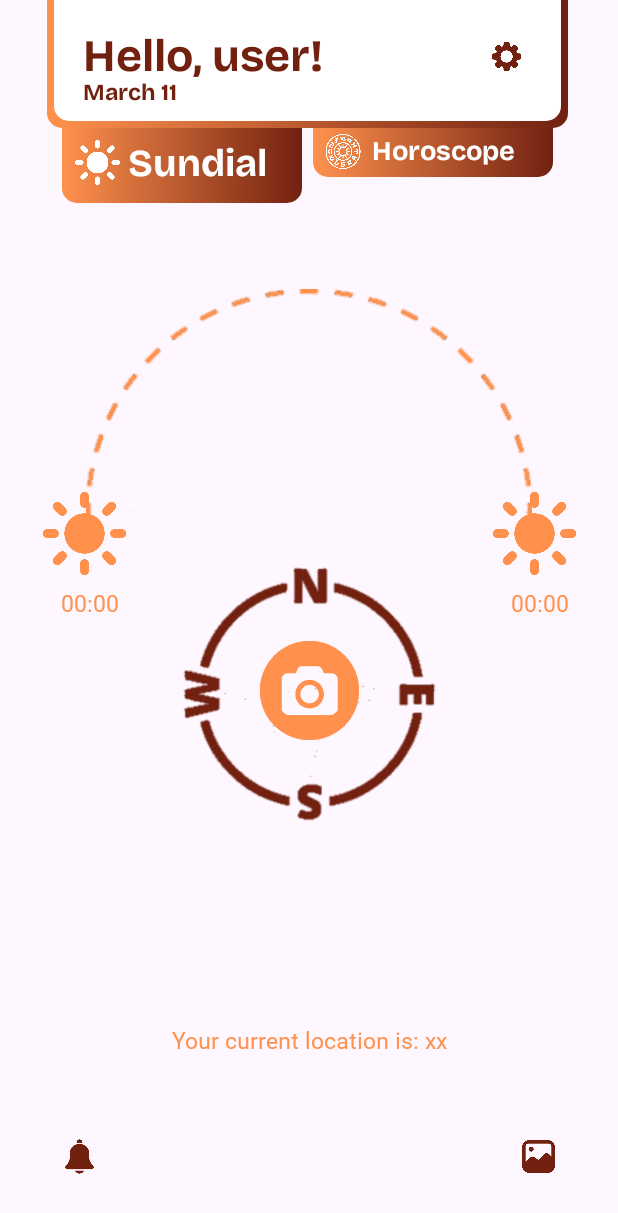
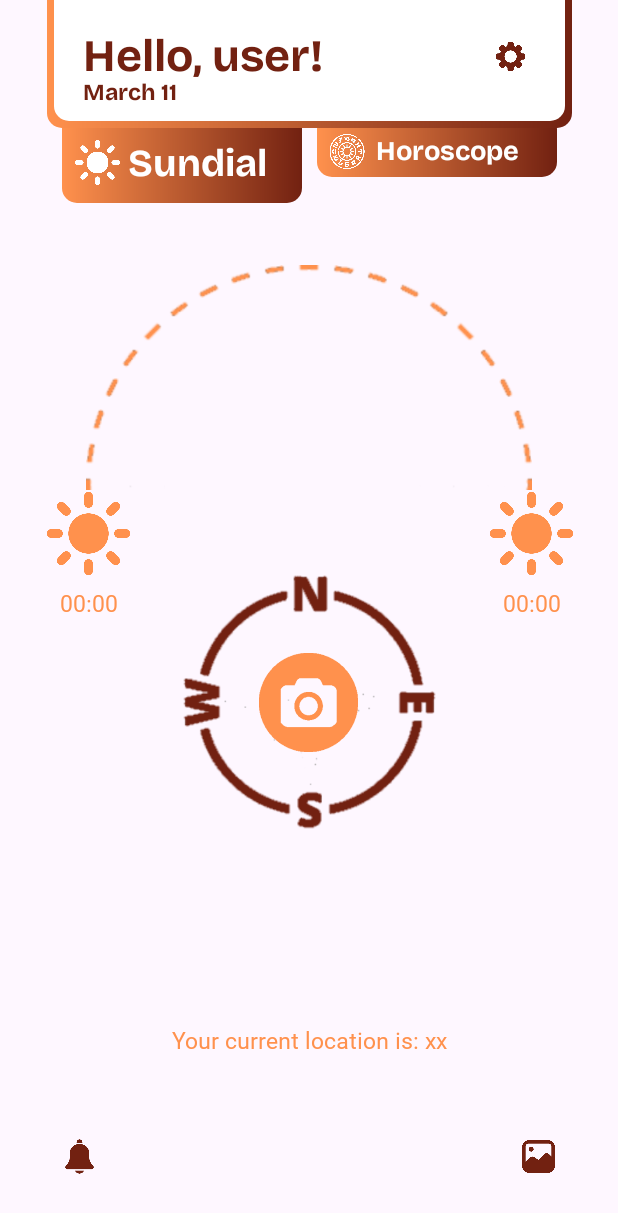
Before and after one commit to BojszaReka/SunScope, an Android app: the SunActivity screen opened directly, with no data from a screen before it, on a phone screen of 412 x 824 dp. Shown: the top 1213 px of the screen. Run offline under Robolectric (Android 15) with nearby library versions, the phone set to English and light mode, and no system bars; 8 statements that could not run were skipped.

Commit message:
Small fixes regarding project directory

```diff
--- a/KomplexBeadando/app/src/main/AndroidManifest.xml
+++ b/KomplexBeadando/app/src/main/AndroidManifest.xml
@@ -23,7 +23,7 @@
         android:theme="@style/Theme.KomplexBeadando"
         tools:targetApi="31">
 
-        <receiver android:name=".NotificationReceiver" />
+        <receiver android:name=".ui.NotificationReceiver" />
 
         <activity
             android:name=".ui.SunActivity"
--- a/KomplexBeadando/app/src/main/java/com/example/komplexbeadando/ui/AppData.java
+++ b/KomplexBeadando/app/src/main/java/com/example/komplexbeadando/AppData.java
@@ -1,4 +1,4 @@
-package com.example.komplexbeadando.ui;
+package com.example.komplexbeadando;
 
 import java.util.Date;
 
--- a/KomplexBeadando/app/src/main/java/com/example/komplexbeadando/ui/FileHandler.java
+++ b/KomplexBeadando/app/src/main/java/com/example/komplexbeadando/FileHandler.java
@@ -1,4 +1,4 @@
-package com.example.komplexbeadando.ui;
+package com.example.komplexbeadando;
 
 
 import static androidx.constraintlayout.helper.widget.MotionEffect.TAG;
@@ -11,7 +11,6 @@ import java.io.FileNotFoundException;
 import java.io.FileOutputStream;
 import java.io.IOException;
 import java.util.ArrayList;
-import java.util.List;
 
 public class FileHandler {
 
--- a/KomplexBeadando/app/src/main/java/com/example/komplexbeadando/ui/MonthlyHoroscopeDataResponse.java
+++ b/KomplexBeadando/app/src/main/java/com/example/komplexbeadando/MonthlyHoroscopeDataResponse.java
@@ -1,4 +1,4 @@
-package com.example.komplexbeadando.ui;
+package com.example.komplexbeadando;
 
 public class MonthlyHoroscopeDataResponse {
     private Data data;
--- a/KomplexBeadando/app/src/main/java/com/example/komplexbeadando/ui/SunriseSunsetResponse.java
+++ b/KomplexBeadando/app/src/main/java/com/example/komplexbeadando/SunriseSunsetResponse.java
@@ -1,8 +1,6 @@
-package com.example.komplexbeadando.ui;
+package com.example.komplexbeadando;
 
-
-
-class SunriseSunsetResponse {
+public class SunriseSunsetResponse {
     private Results results;
     private String status;
     private String tzid;
--- a/KomplexBeadando/app/src/main/java/com/example/komplexbeadando/ui/User.java
+++ b/KomplexBeadando/app/src/main/java/com/example/komplexbeadando/User.java
@@ -1,6 +1,6 @@
-package com.example.komplexbeadando.ui;
+package com.example.komplexbeadando;
 
-class User {
+public class User {
     private int id;
     private String username;
     private String password;
@@ -41,8 +41,6 @@ class User {
         this.password = data[2];
         this.horoscope = data[3];
     }
-
-
 
     public int getId() {
         return id;
--- a/KomplexBeadando/app/src/main/java/com/example/komplexbeadando/ui/HoroscopeActivity.java
+++ b/KomplexBeadando/app/src/main/java/com/example/komplexbeadando/ui/HoroscopeActivity.java
@@ -1,7 +1,6 @@
 package com.example.komplexbeadando.ui;
 
 import android.content.Intent;
-import android.graphics.Typeface;
 import android.os.Bundle;
 import android.text.format.DateFormat;
 import android.view.View;
@@ -15,9 +14,11 @@ import androidx.core.graphics.Insets;
 import androidx.core.view.ViewCompat;
 import androidx.core.view.WindowInsetsCompat;
 
+import com.example.komplexbeadando.ApiHandler;
+import com.example.komplexbeadando.AppData;
+import com.example.komplexbeadando.FileHandler;
 import com.example.komplexbeadando.R;
 
-import java.time.LocalDate;
 import java.util.Date;
 
 public class HoroscopeActivity extends AppCompatActivity {
--- a/KomplexBeadando/app/src/main/java/com/example/komplexbeadando/ui/LoginActivity.java
+++ b/KomplexBeadando/app/src/main/java/com/example/komplexbeadando/ui/LoginActivity.java
@@ -18,6 +18,9 @@ import androidx.core.graphics.Insets;
 import androidx.core.view.ViewCompat;
 import androidx.core.view.WindowInsetsCompat;
 
+import com.example.komplexbeadando.ApiHandler;
+import com.example.komplexbeadando.AppData;
+import com.example.komplexbeadando.FileHandler;
 import com.example.komplexbeadando.R;
 
 import java.io.File;
--- a/KomplexBeadando/app/src/main/java/com/example/komplexbeadando/NotificationReceiver.java
+++ b/KomplexBeadando/app/src/main/java/com/example/komplexbeadando/ui/NotificationReceiver.java
@@ -1,4 +1,4 @@
-package com.example.komplexbeadando;
+package com.example.komplexbeadando.ui;
 
 import android.app.NotificationChannel;
 import android.app.NotificationManager;
@@ -8,6 +8,8 @@ import android.content.Intent;
 import android.os.Build;
 
 import androidx.core.app.NotificationCompat;
+
+import com.example.komplexbeadando.R;
 
 public class NotificationReceiver extends BroadcastReceiver {
 
--- a/KomplexBeadando/app/src/main/java/com/example/komplexbeadando/ui/RegisterActivity.java
+++ b/KomplexBeadando/app/src/main/java/com/example/komplexbeadando/ui/RegisterActivity.java
@@ -3,10 +3,8 @@ package com.example.komplexbeadando.ui;
 
 
 import static androidx.constraintlayout.helper.widget.MotionEffect.TAG;
-import static androidx.core.content.ContextCompat.startActivity;
 
 import android.app.DatePickerDialog;
-import android.app.Dialog;
 import android.content.Intent;
 import android.icu.text.DateFormat;
 import android.icu.util.Calendar;
@@ -27,6 +25,9 @@ import androidx.core.graphics.Insets;
 import androidx.core.view.ViewCompat;
 import androidx.core.view.WindowInsetsCompat;
 
+import com.example.komplexbeadando.ApiHandler;
+import com.example.komplexbeadando.AppData;
+import com.example.komplexbeadando.FileHandler;
 import com.example.komplexbeadando.R;
 
 import java.io.File;
--- a/KomplexBeadando/app/src/main/res/layout/activity_sun.xml
+++ b/KomplexBeadando/app/src/main/res/layout/activity_sun.xml
@@ -32,13 +32,11 @@
 
     <ImageView
         android:id="@+id/img_cimhatter"
-        android:layout_width="347dp"
+        android:layout_width="350dp"
         android:layout_height="100dp"
-        android:layout_marginStart="31dp"
         android:layout_marginTop="-15dp"
-        android:layout_marginEnd="33dp"
         app:layout_constraintEnd_toEndOf="parent"
-        app:layout_constraintHorizontal_bias="1.0"
+        app:layout_constraintHorizontal_bias="0.5"
         app:layout_constraintStart_toStartOf="parent"
         app:layout_constraintTop_toTopOf="parent"
         app:srcCompat="@drawable/bordergradientelement"
@@ -198,7 +196,7 @@
         android:id="@+id/img_arch"
         android:layout_width="297dp"
         android:layout_height="159dp"
-        android:layout_marginBottom="36dp"
+        android:layout_marginBottom="52dp"
         app:layout_constraintBottom_toBottomOf="@+id/img_sunrise"
         app:layout_constraintEnd_toEndOf="@+id/img_sunset"
         app:layout_constraintHorizontal_bias="0.491"
@@ -211,7 +209,7 @@
         android:layout_height="55dp"
         android:layout_marginTop="328dp"
         app:layout_constraintEnd_toEndOf="parent"
-        app:layout_constraintHorizontal_bias="0.921"
+        app:layout_constraintHorizontal_bias="0.915"
         app:layout_constraintStart_toStartOf="parent"
         app:layout_constraintTop_toTopOf="parent"
         app:srcCompat="@drawable/sunicon2" />
@@ -220,12 +218,12 @@
         android:id="@+id/txt_sunsetTime"
         android:layout_width="wrap_content"
         android:layout_height="wrap_content"
-        android:layout_marginStart="12dp"
         android:layout_marginTop="8dp"
         android:fontFamily="@font/bricolage_grotesque_medium"
         android:text="00:00"
         android:textColor="@color/orange"
         android:textSize="15dp"
+        app:layout_constraintEnd_toEndOf="@+id/img_sunset"
         app:layout_constraintStart_toStartOf="@+id/img_sunset"
         app:layout_constraintTop_toBottomOf="@+id/img_sunset" />
 
@@ -233,12 +231,12 @@
         android:id="@+id/txt_sunriseTime"
         android:layout_width="wrap_content"
         android:layout_height="wrap_content"
-        android:layout_marginStart="12dp"
         android:layout_marginTop="8dp"
         android:fontFamily="@font/bricolage_grotesque_medium"
         android:text="00:00"
         android:textColor="@color/orange"
         android:textSize="15dp"
+        app:layout_constraintEnd_toEndOf="@+id/img_sunrise"
         app:layout_constraintStart_toStartOf="@+id/img_sunrise"
         app:layout_constraintTop_toBottomOf="@+id/img_sunrise" />
 
@@ -248,7 +246,7 @@
         android:layout_height="55dp"
         android:layout_marginTop="328dp"
         app:layout_constraintEnd_toEndOf="parent"
-        app:layout_constraintHorizontal_bias="0.081"
+        app:layout_constraintHorizontal_bias="0.087"
         app:layout_constraintStart_toStartOf="parent"
         app:layout_constraintTop_toTopOf="parent"
         app:srcCompat="@drawable/sunicon2" />
@@ -261,18 +259,19 @@
         app:layout_constraintEnd_toEndOf="parent"
         app:layout_constraintStart_toStartOf="parent"
         app:layout_constraintTop_toTopOf="@+id/btn_camera"
-        app:layout_constraintVertical_bias="0.47"
+        app:layout_constraintVertical_bias="0.5"
         app:srcCompat="@drawable/compassframe" />
 
     <ImageButton
         android:id="@+id/btn_camera"
         android:layout_width="90dp"
         android:layout_height="90dp"
-        android:layout_marginTop="68dp"
+        android:layout_marginTop="92dp"
         android:backgroundTint="#00FFFFFF"
+        android:onClick="openCamera"
         android:scaleType="fitCenter"
         app:layout_constraintEnd_toEndOf="parent"
-        app:layout_constraintHorizontal_bias="0.501"
+        app:layout_constraintHorizontal_bias="0.498"
         app:layout_constraintStart_toStartOf="parent"
         app:layout_constraintTop_toBottomOf="@+id/img_arch"
         app:srcCompat="@drawable/cameraicon" />
```
Also changed, not shown: KomplexBeadando/app/src/main/java/com/example/komplexbeadando/ApiHandler.java (renamed from KomplexBeadando/app/src/main/java/com/example/komplexbeadando/ui/ApiHandler.java, +24 -54 lines), KomplexBeadando/app/src/main/java/com/example/komplexbeadando/DailyHoroscopeDataResponse.java (renamed from KomplexBeadando/app/src/main/java/com/example/komplexbeadando/ui/WeeklyHoroscopeDataResponse.java, +13 -6 lines), KomplexBeadando/app/src/main/java/com/example/komplexbeadando/WeeklyHoroscopeDataResponse.java (renamed from KomplexBeadando/app/src/main/java/com/example/komplexbeadando/ui/DailyHoroscopeDataResponse.java, +6 -13 lines), KomplexBeadando/app/src/main/java/com/example/komplexbeadando/ui/SunActivity.java (+9 -3 lines).
